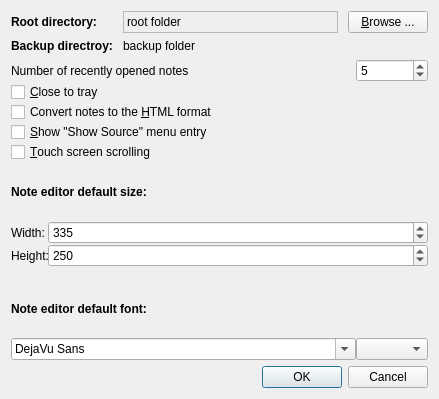
Qt form src/ui/preferences.ui (hakaishi/nobleNote) before a commit.
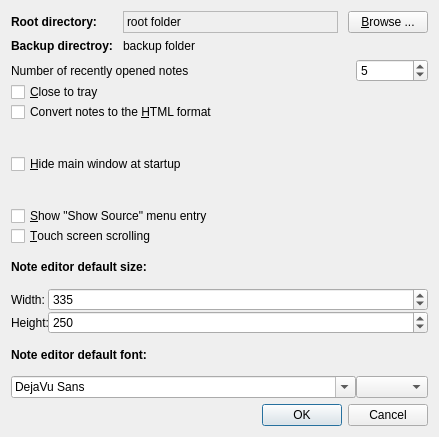
The same form after that commit. Icons and pictures are not drawn.

Commit message: added option to only show "open notes" at startup

What changed in the file:
```diff
--- a/src/ui/preferences.ui
+++ b/src/ui/preferences.ui
@@ -7,7 +7,7 @@
     <x>0</x>
     <y>0</y>
     <width>439</width>
-    <height>399</height>
+    <height>437</height>
    </rect>
   </property>
   <property name="sizePolicy">
@@ -52,7 +52,20 @@
    </item>
    <item row="3" column="0" colspan="3">
     <layout class="QGridLayout" name="gridLayout_2">
-     <item row="8" column="0">
+     <item row="9" column="0">
+      <widget class="QLabel" name="label_5">
+       <property name="font">
+        <font>
+         <weight>75</weight>
+         <bold>true</bold>
+        </font>
+       </property>
+       <property name="text">
+        <string>Note editor default font:</string>
+       </property>
+      </widget>
+     </item>
+     <item row="10" column="0">
       <widget class="QFontComboBox" name="fontComboBox">
        <property name="currentFont">
         <font>
@@ -62,8 +75,8 @@
        </property>
       </widget>
      </item>
-     <item row="7" column="0">
-      <widget class="QLabel" name="label_5">
+     <item row="7" column="0" colspan="2">
+      <widget class="QLabel" name="label_2">
        <property name="font">
         <font>
          <weight>75</weight>
@@ -71,11 +84,21 @@
         </font>
        </property>
        <property name="text">
-        <string>Note editor default font:</string>
+        <string>Note editor default size:</string>
        </property>
       </widget>
      </item>
-     <item row="6" column="0" colspan="2">
+     <item row="1" column="0" colspan="2">
+      <widget class="QCheckBox" name="dontQuit">
+       <property name="toolTip">
+        <string/>
+       </property>
+       <property name="text">
+        <string>&amp;Close to tray</string>
+       </property>
+      </widget>
+     </item>
+     <item row="8" column="0" colspan="2">
       <layout class="QFormLayout" name="formLayout">
        <property name="sizeConstraint">
         <enum>QLayout::SetDefaultConstraint</enum>
@@ -122,36 +145,6 @@
        </item>
       </layout>
      </item>
-     <item row="5" column="0" colspan="2">
-      <widget class="QLabel" name="label_2">
-       <property name="font">
-        <font>
-         <weight>75</weight>
-         <bold>true</bold>
-        </font>
-       </property>
-       <property name="text">
-        <string>Note editor default size:</string>
-       </property>
-      </widget>
-     </item>
-     <item row="4" column="0" colspan="2">
-      <widget class="QCheckBox" name="kineticScrolling">
-       <property name="toolTip">
-        <string notr="true">Enables drag to scroll</string>
-       </property>
-       <property name="text">
-        <string>&amp;Touch screen scrolling</string>
-       </property>
-      </widget>
-     </item>
-     <item row="3" column="0" colspan="2">
-      <widget class="QCheckBox" name="showSource">
-       <property name="text">
-        <string>&amp;Show &quot;Show Source&quot; menu entry</string>
-       </property>
-      </widget>
-     </item>
      <item row="2" column="0" colspan="2">
       <widget class="QCheckBox" name="convertNotes">
        <property name="toolTip">
@@ -162,17 +155,14 @@
        </property>
       </widget>
      </item>
-     <item row="1" column="0" colspan="2">
-      <widget class="QCheckBox" name="dontQuit">
-       <property name="toolTip">
-        <string/>
-       </property>
+     <item row="0" column="0">
+      <widget class="QLabel" name="label_6">
        <property name="text">
-        <string>&amp;Close to tray</string>
+        <string>Number of recently opened notes</string>
        </property>
       </widget>
      </item>
-     <item row="8" column="1">
+     <item row="10" column="1">
       <widget class="QComboBox" name="fontSizeComboBox">
        <property name="sizePolicy">
         <sizepolicy hsizetype="Fixed" vsizetype="Fixed">
@@ -192,10 +182,31 @@
        </property>
       </widget>
      </item>
-     <item row="0" column="0">
-      <widget class="QLabel" name="label_6">
+     <item row="6" column="0" colspan="2">
+      <widget class="QCheckBox" name="kineticScrolling">
+       <property name="toolTip">
+        <string notr="true">Enables drag to scroll</string>
+       </property>
        <property name="text">
-        <string>Number of recently opened notes</string>
+        <string>&amp;Touch screen scrolling</string>
+       </property>
+      </widget>
+     </item>
+     <item row="3" column="0" rowspan="2" colspan="2">
+      <widget class="QCheckBox" name="silentStart">
+       <property name="toolTip">
+        <string>Do not show the main interface and notes on startup.
+(Minimized to tray icon)</string>
+       </property>
+       <property name="text">
+        <string>&amp;Hide main window at startup</string>
+       </property>
+      </widget>
+     </item>
+     <item row="5" column="0" colspan="2">
+      <widget class="QCheckBox" name="showSource">
+       <property name="text">
+        <string>&amp;Show &quot;Show Source&quot; menu entry</string>
        </property>
       </widget>
      </item>
```
Left out of the diff: 1 changed line with no effect on the pictures. The commit also changes 4 other files.
